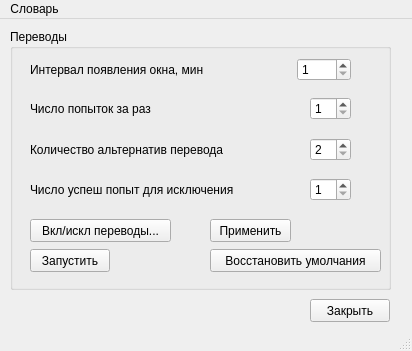
Above: mainwindow.ui from makar224/LexNew before the change. Below: the same form after it.
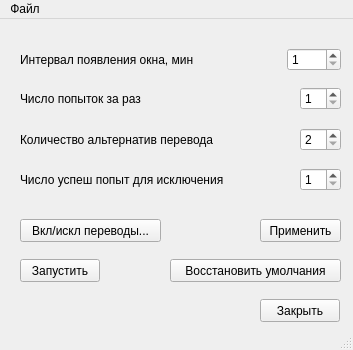
That is the form after the change.

What changed in the file:
```diff
--- a/mainwindow.ui
+++ b/mainwindow.ui
@@ -6,37 +6,38 @@
    <rect>
     <x>0</x>
     <y>0</y>
-    <width>412</width>
-    <height>351</height>
+    <width>353</width>
+    <height>350</height>
    </rect>
   </property>
   <property name="windowTitle">
    <string>MainWindow</string>
   </property>
   <widget class="QWidget" name="centralwidget">
-   <widget class="QGroupBox" name="groupBox_2">
+   <widget class="QPushButton" name="closeButton">
     <property name="geometry">
      <rect>
-      <x>10</x>
-      <y>10</y>
-      <width>381</width>
-      <height>261</height>
+      <x>260</x>
+      <y>280</y>
+      <width>80</width>
+      <height>23</height>
      </rect>
     </property>
-    <property name="title">
-     <string>Переводы</string>
+    <property name="text">
+     <string>Закрыть</string>
     </property>
-    <widget class="QPushButton" name="moveTranslationsButton">
+   </widget>
+   <widget class="QPushButton" name="startSessionButton">
      <property name="geometry">
       <rect>
        <x>20</x>
-       <y>190</y>
-       <width>141</width>
+      <y>240</y>
+      <width>80</width>
        <height>23</height>
       </rect>
      </property>
      <property name="text">
-      <string>Вкл/искл переводы...</string>
+     <string>Запустить</string>
      </property>
     </widget>
     <widget class="QWidget" name="horizontalLayoutWidget_3">
@@ -78,63 +79,37 @@
       </item>
      </layout>
     </widget>
-    <widget class="QPushButton" name="startSessionButton">
+   <widget class="QPushButton" name="restoreDefaultsButton">
      <property name="geometry">
       <rect>
-       <x>20</x>
-       <y>220</y>
-       <width>80</width>
+      <x>170</x>
+      <y>240</y>
+      <width>171</width>
        <height>23</height>
       </rect>
      </property>
      <property name="text">
-      <string>Запустить</string>
-     </property>
-    </widget>
-    <widget class="QWidget" name="horizontalLayoutWidget_4">
+     <string>Восстановить умолчания</string>
+    </property>
+   </widget>
+   <widget class="QPushButton" name="moveTranslationsButton">
      <property name="geometry">
       <rect>
        <x>20</x>
-       <y>100</y>
-       <width>321</width>
-       <height>41</height>
-      </rect>
-     </property>
-     <layout class="QHBoxLayout" name="horizontalLayout_5">
-      <item>
-       <widget class="QLabel" name="label_5">
+      <y>200</y>
+      <width>141</width>
+      <height>23</height>
+     </rect>
+    </property>
         <property name="text">
-         <string>Количество альтернатив перевода</string>
-        </property>
-       </widget>
-      </item>
-      <item>
-       <spacer name="horizontalSpacer_4">
-        <property name="orientation">
-         <enum>Qt::Horizontal</enum>
-        </property>
-        <property name="sizeHint" stdset="0">
-         <size>
-          <width>40</width>
-          <height>20</height>
-         </size>
-        </property>
-       </spacer>
-      </item>
-      <item>
-       <widget class="QSpinBox" name="alternativesSpinBox">
-        <property name="minimum">
-         <number>2</number>
-        </property>
-       </widget>
-      </item>
-     </layout>
+     <string>Вкл/искл переводы...</string>
+    </property>
     </widget>
     <widget class="QPushButton" name="applyButton">
      <property name="geometry">
       <rect>
-       <x>200</x>
-       <y>190</y>
+      <x>260</x>
+      <y>200</y>
        <width>81</width>
        <height>23</height>
       </rect>
@@ -185,6 +160,45 @@
       </item>
      </layout>
     </widget>
+   <widget class="QWidget" name="horizontalLayoutWidget_4">
+    <property name="geometry">
+     <rect>
+      <x>20</x>
+      <y>100</y>
+      <width>321</width>
+      <height>41</height>
+     </rect>
+    </property>
+    <layout class="QHBoxLayout" name="horizontalLayout_5">
+     <item>
+      <widget class="QLabel" name="label_5">
+       <property name="text">
+        <string>Количество альтернатив перевода</string>
+       </property>
+      </widget>
+     </item>
+     <item>
+      <spacer name="horizontalSpacer_4">
+       <property name="orientation">
+        <enum>Qt::Horizontal</enum>
+       </property>
+       <property name="sizeHint" stdset="0">
+        <size>
+         <width>40</width>
+         <height>20</height>
+        </size>
+       </property>
+      </spacer>
+     </item>
+     <item>
+      <widget class="QSpinBox" name="alternativesSpinBox">
+       <property name="minimum">
+        <number>2</number>
+       </property>
+      </widget>
+     </item>
+    </layout>
+   </widget>
     <widget class="QWidget" name="horizontalLayoutWidget_2">
      <property name="geometry">
       <rect>
@@ -227,46 +241,19 @@
       </item>
      </layout>
     </widget>
-    <widget class="QPushButton" name="restoreDefaultsButton">
-     <property name="geometry">
-      <rect>
-       <x>200</x>
-       <y>220</y>
-       <width>171</width>
-       <height>23</height>
-      </rect>
-     </property>
-     <property name="text">
-      <string>Восстановить умолчания</string>
-     </property>
-    </widget>
-   </widget>
-   <widget class="QPushButton" name="closeButton">
-    <property name="geometry">
-     <rect>
-      <x>310</x>
-      <y>280</y>
-      <width>80</width>
-      <height>23</height>
-     </rect>
-    </property>
-    <property name="text">
-     <string>Закрыть</string>
-    </property>
-   </widget>
   </widget>
   <widget class="QMenuBar" name="menubar">
    <property name="geometry">
     <rect>
      <x>0</x>
      <y>0</y>
-     <width>412</width>
+     <width>353</width>
      <height>20</height>
     </rect>
    </property>
    <widget class="QMenu" name="menu">
     <property name="title">
-     <string>Словарь</string>
+     <string>Файл</string>
     </property>
     <addaction name="separator"/>
     <addaction name="dictionaryEditAction"/>
```
Left out of the diff: 8 changed lines with no effect on the pictures. Lines whose indentation alone changed are shown as unchanged.
